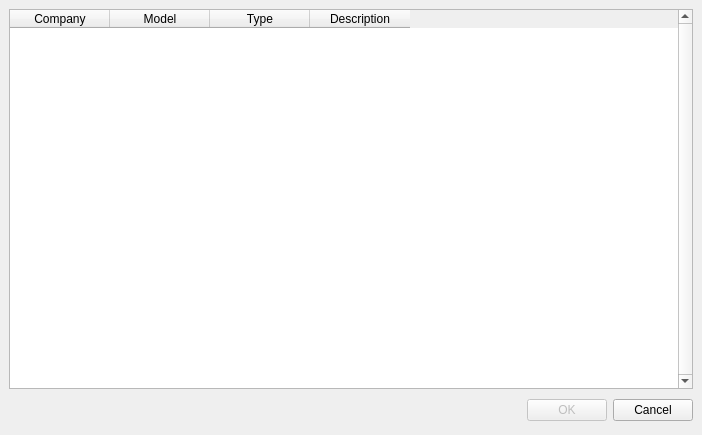
Above: machine.ui from openMSX/catapult before the change. Below: the same form after it.
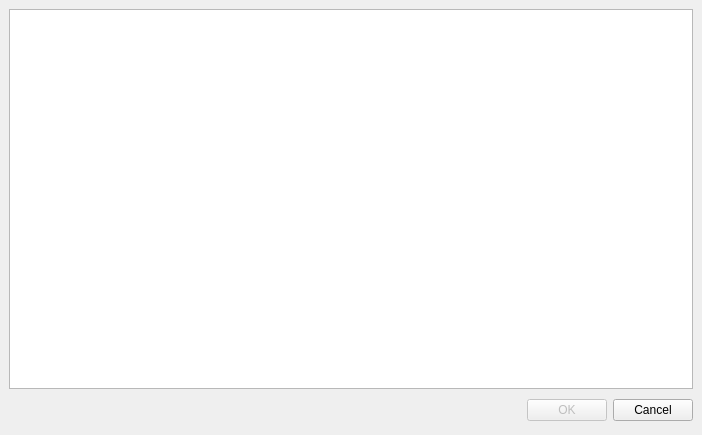
That is the form after the change.

Commit message: Use a model-based table, so we have more control over the sorting. The code is still rough, but better than the item-based version. Should have been part of rev 5793 as well.

```diff
--- a/machine.ui
+++ b/machine.ui
@@ -23,15 +23,9 @@
     <number>6</number>
    </property>
    <item>
-    <widget class="QTableWidget" name="machineTable" >
+    <widget class="QTableView" name="machineTable" >
      <property name="verticalScrollBarPolicy" >
-      <enum>Qt::ScrollBarAlwaysOn</enum>
-     </property>
-     <property name="horizontalScrollBarPolicy" >
-      <enum>Qt::ScrollBarAlwaysOff</enum>
-     </property>
-     <property name="editTriggers" >
-      <set>QAbstractItemView::NoEditTriggers</set>
+      <enum>Qt::ScrollBarAsNeeded</enum>
      </property>
      <property name="alternatingRowColors" >
       <bool>true</bool>
@@ -42,32 +36,6 @@
      <property name="selectionBehavior" >
       <enum>QAbstractItemView::SelectRows</enum>
      </property>
-     <property name="columnCount" >
-      <number>4</number>
-     </property>
-     <property name="sortingEnabled" >
-      <bool>true</bool>
-     </property>
-     <column>
-      <property name="text" >
-       <string>Company</string>
-      </property>
-     </column>
-     <column>
-      <property name="text" >
-       <string>Model</string>
-      </property>
-     </column>
-     <column>
-      <property name="text" >
-       <string>Type</string>
-      </property>
-     </column>
-     <column>
-      <property name="text" >
-       <string>Description</string>
-      </property>
-     </column>
     </widget>
    </item>
    <item>
```
Left out of the diff: 2 changed lines with no effect on the pictures.
